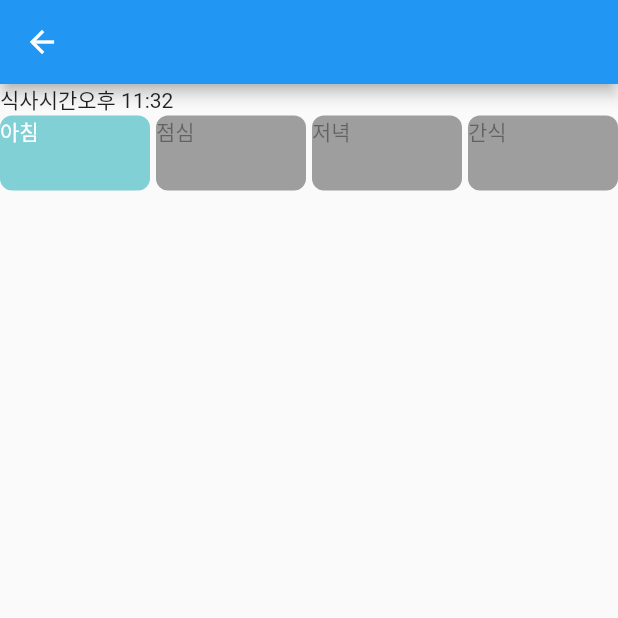
After one commit to EunjoungAhn/dietapp, a Flutter app: the FoodAddPage screen opened directly, on a phone screen of 412 x 824 dp, the top half of it. The commit adds this screen. Run offline on Flutter 3.47's test engine with Material 2 defaults, Android fonts, the phone set to English and light mode, and no system bars; our stand-ins replace sqflite; accounts and stored records are empty.

Commit message:
그리드 뷰를 활용한 리스형 텍스트 출력 후, 움직이지 않게 설정

```diff
--- a/lib/main.dart
+++ b/lib/main.dart
@@ -1,5 +1,7 @@
 import 'package:dietapp/data/data.dart';
 import 'package:dietapp/style.dart';
+import 'package:dietapp/utils.dart';
+import 'package:dietapp/view/food.dart';
 import 'package:flutter/material.dart';
 
 void main() {
@@ -52,8 +54,20 @@
                       children: [
                         TextButton(
                             child: Text("식단"),
-                            onPressed: () {
-
+                            onPressed: () async {
+                              await Navigator.of(context).push(
+                                MaterialPageRoute(builder: (context) => FoodAddPage(
+                                  // 새로 만든 food를 불러준다.
+                                  food: Food(
+                                    date: Utils.getFormatTime(DateTime.now()),
+                                    kcal: 0,
+                                    memo: "",
+                                    type: 0,
+                                    image: "",
+                                    time: 1130,
+                                  ),
+                                ),)
+                              );
                             },
                         ),
                         TextButton(
--- a/lib/style.dart
+++ b/lib/style.dart
@@ -2,5 +2,7 @@
 
 Color mainColor = Color(0xFF81d0d6);
 Color bgColor = Colors.white;
+Color ibgColor = Colors.grey;
 Color txtColor = Colors.black;
+Color iTxtColor = Colors.black38;
 double cardSize = 130;
--- a/lib/utils.dart
+++ b/lib/utils.dart
@@ -1,3 +1,8 @@
+import 'dart:math' as math;
+
+List<String> mealTime = ["아침", "점심", "저녁", "간식"];
+List<String> mealType = ["균형잡힌", "단백질", "탄수화물", "지방", "치팅"];
+
 class Utils{
   // 날짜를 숫자로 변경하는 함수
   static int getFormatTime(DateTime date){
--- /dev/null
+++ b/lib/view/food.dart
@@ -0,0 +1,84 @@
+import 'package:dietapp/data/data.dart';
+import 'package:dietapp/style.dart';
+import 'package:dietapp/utils.dart';
+import 'package:flutter/material.dart';
+
+class FoodAddPage extends StatefulWidget {
+
+  final Food food;
+
+  const FoodAddPage({Key key, this.food,}) : super(key: key);
+
+  @override
+  State<FoodAddPage> createState() => _FoodAddPageState();
+}
+
+class _FoodAddPageState extends State<FoodAddPage> {
+ // Food에 접근할 수 있게 설정
+  Food get food => widget.food;
+
+  @override
+  Widget build(BuildContext context) {
+    return Scaffold(
+      appBar: AppBar(),
+      body: Container(
+        child: ListView.builder(
+          itemBuilder: (context, index) {
+            if(index == 0){
+              return Container(
+                child: InkWell(
+                  child: Image.asset(""),
+                  onTap: () {
+
+                  },
+                ),
+              );
+            }
+            else if( index == 1){
+              return Container(
+                child: Column(
+                  children: [
+                    Row(
+                      children: [
+                        Text("식사시간"),
+                        Text("오후 11:32"),
+                      ],
+                    ),
+                    GridView.count(
+                      // 그리드 뷰 이지만 움직이지 않게 설정
+                      physics: NeverScrollableScrollPhysics(),
+                      shrinkWrap: true,
+                      children: List.generate(
+                        // utils 파일에 작성한 list 타입의 텍스트를 하나씩 만들어 준다.
+                          mealTime.length, (_index) {
+                            return Container(
+                              child: Text(mealTime[_index],
+                              style: TextStyle(
+                                color: food.type == _index ? Colors.white : iTxtColor,
+                              ),),
+                              // 클릭시 활성화 같은 표시를 위해 설정
+                              decoration: BoxDecoration(
+                                borderRadius: BorderRadius.circular(8),
+                                color: food.type == _index ? mainColor : ibgColor,
+                              ),
+                            );
+                        }
+                        ),
+                      crossAxisCount: 4, // 4개 만큼만 표시 넘으면 밑으로
+                      crossAxisSpacing: 4,
+                      mainAxisSpacing: 4,
+                      childAspectRatio: 2,
+                    )
+                  ],
+                ),
+              );
+            }
+
+            return Container();
+          },
+          itemCount: 4,
+        ),
+      ),
+    );
+  }
+}
```
